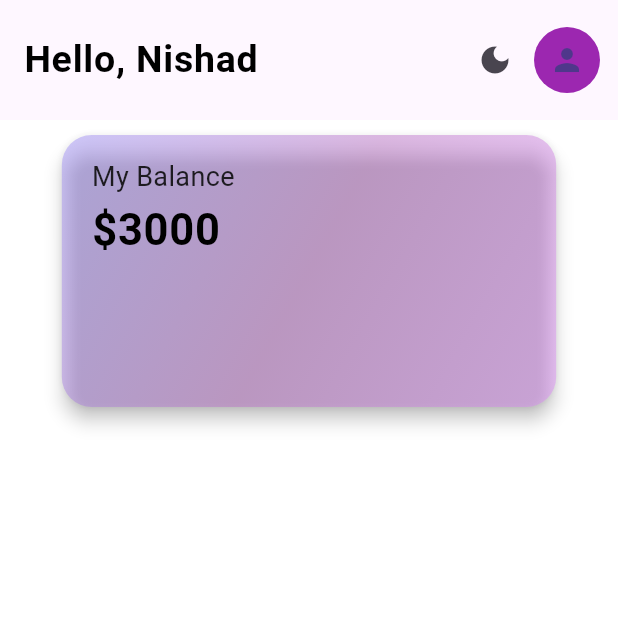
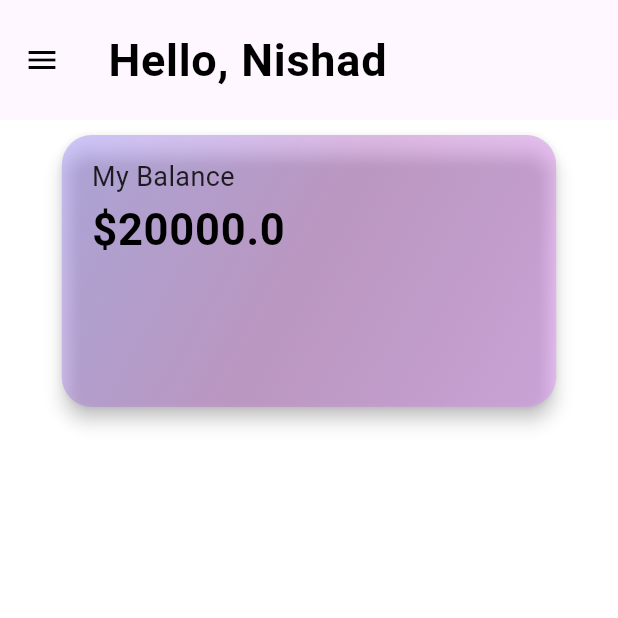
Before and after one commit to Nishadatgit/flutter-budget-tracker, a Flutter app: the screen it shows after launch, on a phone screen of 412 x 824 dp, the top half of it. Run offline on Flutter 3.47's test engine with Material 2 defaults, Android fonts, the phone set to English and light mode, and no system bars; our stand-ins replace bloc, flutter_bloc.

Commit message:
adding drawer

```diff
--- a/lib/main.dart
+++ b/lib/main.dart
@@ -30,7 +30,7 @@ Widget _buildWithTheme(BuildContext context, state) {
     theme: state,
     themeAnimationCurve: Curves.easeInOut,
     themeAnimationDuration: const Duration(seconds: 1),
-    home: const HomeScreen(),
+    home: HomeScreen(),
   );
 }
 
--- a/lib/screens/home/home_screen.dart
+++ b/lib/screens/home/home_screen.dart
@@ -5,41 +5,31 @@ import 'package:flutter/material.dart';
 import 'package:flutter_bloc/flutter_bloc.dart';
 
 class HomeScreen extends StatelessWidget {
-  const HomeScreen({super.key});
+  HomeScreen({super.key});
+  final GlobalKey<ScaffoldState> _scaffoldkey = new GlobalKey();
 
   @override
   Widget build(BuildContext context) {
     final width = MediaQuery.of(context).size.width;
     //final height = MediaQuery.of(context).size.height;
     return Scaffold(
+        key: _scaffoldkey,
         appBar: AppBar(
+          leading: IconButton(
+              onPressed: () {
+                _scaffoldkey.currentState!.openDrawer();
+              },
+              icon: Icon(
+                Icons.menu,
+                color: Theme.of(context).iconTheme.color,
+              )),
+          elevation: 0,
           toolbarHeight: 80,
           title: Text(
             "Hello, Nishad",
-          style: Theme.of(context).textTheme.bodyLarge,
+            style:
+                Theme.of(context).textTheme.bodyLarge!.copyWith(fontSize: 30),
           ),
-        actions: [
-          IconButton(
-            onPressed: () {
-              BlocProvider.of<ThemeCubit>(context).switchTheme();
-            },
-            icon: BlocBuilder<ThemeCubit, ThemeData>(
-              builder: (context, state) =>
-                  Icon(state == darkTheme ? Icons.light_mode : Icons.dark_mode),
-            ),
-          ),
-          IconButton(
-            style: IconButton.styleFrom(
-                backgroundColor: Colors.white, padding: EdgeInsets.zero),
-            onPressed: () {},
-            icon: CircleAvatar(
-              backgroundColor: Theme.of(context).primaryColor,
-              radius: 22,
-              child: const Icon(Icons.person),
-            ),
-          ),
-          const SizedBox(width: 10),
-        ],
         ),
         body: Padding(
           padding: const EdgeInsets.symmetric(horizontal: 10),
@@ -47,8 +37,100 @@ class HomeScreen extends StatelessWidget {
             crossAxisAlignment: CrossAxisAlignment.center,
             children: [
               Padding(
-              padding: const EdgeInsets.symmetric(horizontal: 10, vertical: 10),
-              child: Row(
+                padding:
+                    const EdgeInsets.symmetric(horizontal: 10, vertical: 10),
+                child: CardInfoWidget(
+                  width: width,
+                  amount: 20000,
+                ),
+              ),
+              const SizedBox(height: 20),
+            ],
+          ),
+        ),
+        drawer: BlocBuilder<ThemeCubit, ThemeData>(
+          builder: (context, state) {
+            return Drawer(
+              backgroundColor:
+                  state == darkTheme ? Color(0xff302d43) : Colors.white,
+              shape: const RoundedRectangleBorder(
+                borderRadius: BorderRadius.only(
+                  topRight: Radius.circular(10),
+                  bottomRight: Radius.circular(10),
+                ),
+              ),
+              child: Column(
+                children: [
+                  const DrawerHeaderWidget(),
+                  ListTile(
+                    leading: IconButton(
+                      onPressed: () {
+                        BlocProvider.of<ThemeCubit>(context).switchTheme();
+                      },
+                      icon: BlocBuilder<ThemeCubit, ThemeData>(
+                        builder: (context, state) => Icon(
+                          state == darkTheme
+                              ? Icons.light_mode
+                              : Icons.dark_mode,
+                          color: Theme.of(context).iconTheme.color,
+                          size: 30,
+                        ),
+                      ),
+                    ),
+                  ),
+                ],
+              ),
+            );
+          },
+        ));
+  }
+}
+
+class DrawerHeaderWidget extends StatelessWidget {
+  const DrawerHeaderWidget({
+    super.key,
+  });
+
+  @override
+  Widget build(BuildContext context) {
+    return Stack(
+      alignment: Alignment.center,
+      children: [
+        Container(
+          height: 200,
+          decoration: BoxDecoration(
+            borderRadius: BorderRadius.circular(10),
+            image: const DecorationImage(
+                image: NetworkImage(
+                    "https://cdn.pixabay.com/photo/2018/01/14/23/12/nature-3082832_960_720.jpg"),
+                fit: BoxFit.cover),
+          ),
+        ),
+        const Positioned(
+            left: 20,
+            bottom: 20,
+            child: CircleAvatar(
+              radius: 30,
+              backgroundImage: AssetImage("assets/images/mypic.jpg"),
+            ))
+      ],
+    );
+  }
+}
+
+class CardInfoWidget extends StatelessWidget {
+  const CardInfoWidget({
+    super.key,
+    required this.width,
+    required this.amount,
+  });
+  final double amount;
+
+  final double width;
+
+  @override
+  Widget build(BuildContext context) {
+    return Row(
       mainAxisAlignment: MainAxisAlignment.center,
       children: [
         Material(
@@ -62,16 +144,11 @@ class HomeScreen extends StatelessWidget {
                 begin: Alignment.topLeft,
                 end: Alignment.bottomRight,
                 // stops: [0.2, 0.5, 0.9],
-                          colors: [
-                            Color(0xff6953f7),
-                            Colors.purple,
-                            Color(0xffcd4ff7)
-                          ],
+                colors: [Color(0xff6953f7), Colors.purple, Color(0xffcd4ff7)],
               ),
               color: Colors.grey[300]!.withOpacity(0.3),
             ),
-                      padding: const EdgeInsets.symmetric(
-                          vertical: 15, horizontal: 20),
+            padding: const EdgeInsets.symmetric(vertical: 15, horizontal: 20),
             width: width * .8,
             height: width * 0.44,
             child: Column(
@@ -82,10 +159,9 @@ class HomeScreen extends StatelessWidget {
                   style: Theme.of(context)
                       .textTheme
                       .bodyMedium!
-                                .copyWith(
-                                    fontSize: 18, fontWeight: FontWeight.w400),
+                      .copyWith(fontSize: 18, fontWeight: FontWeight.w400),
                 ),
-                          Text("\$3000",
+                Text("\$$amount",
                     style: Theme.of(context)
                         .textTheme
                         .bodyLarge!
@@ -95,11 +171,6 @@ class HomeScreen extends StatelessWidget {
           ),
         ),
       ],
-              ),
-            )
-          ],
-        ),
-      ),
     );
   }
 }
--- a/lib/themes/dark_theme.dart
+++ b/lib/themes/dark_theme.dart
@@ -12,4 +12,6 @@ final darkTheme = ThemeData(
   appBarTheme: const AppBarTheme(
     backgroundColor: Color(0xff302d43),
   ),
-    primaryColor: Colors.white);
+  iconTheme: const IconThemeData(color: Colors.white),
+  primaryColor: Colors.white,
+);
--- a/lib/themes/light_theme.dart
+++ b/lib/themes/light_theme.dart
@@ -5,7 +5,7 @@ final lightTheme = ThemeData(
     textTheme: const TextTheme(
       bodyLarge: TextStyle(
           color: Colors.black, fontWeight: FontWeight.bold, fontSize: 25),
-
     ),
     primaryColor: Colors.purple,
-    scaffoldBackgroundColor: Colors.white);
+    scaffoldBackgroundColor: Colors.white,
+    iconTheme: const IconThemeData(color: Colors.black));
--- a/pubspec.yaml
+++ b/pubspec.yaml
@@ -43,9 +43,8 @@ flutter:
   uses-material-design: true
 
   # To add assets to your application, add an assets section, like this:
-  # assets:
-  #   - images/a_dot_burr.jpeg
-  #   - images/a_dot_ham.jpeg
+  assets:
+    - assets/images/
 
   # An image asset can refer to one or more resolution-specific "variants", see
   # https://flutter.dev/assets-and-images/#resolution-aware
```
Lines whose indentation alone changed are shown as unchanged.
